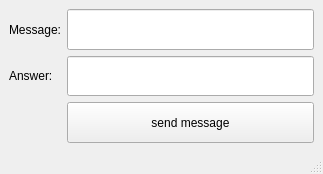
Old version of the form QtPlugins/mainwindow.ui in the repository peach777enjoy/QtPlugins.
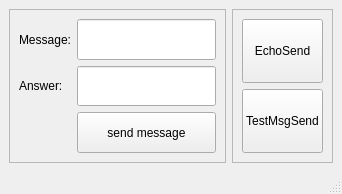
New version of the form.

Patch:
```diff
--- a/QtPlugins/mainwindow.ui
+++ b/QtPlugins/mainwindow.ui
@@ -6,14 +6,29 @@
    <rect>
     <x>0</x>
     <y>0</y>
-    <width>323</width>
-    <height>174</height>
+    <width>342</width>
+    <height>194</height>
    </rect>
   </property>
+  <property name="sizePolicy">
+   <sizepolicy hsizetype="Fixed" vsizetype="Fixed">
+    <horstretch>0</horstretch>
+    <verstretch>0</verstretch>
+   </sizepolicy>
+  </property>
   <property name="windowTitle">
    <string>MainWindow</string>
   </property>
   <widget class="QWidget" name="centralwidget">
+   <layout class="QGridLayout" name="gridLayout_3">
+    <item row="0" column="0">
+     <widget class="QFrame" name="frame_2">
+      <property name="frameShape">
+       <enum>QFrame::StyledPanel</enum>
+      </property>
+      <property name="frameShadow">
+       <enum>QFrame::Raised</enum>
+      </property>
    <layout class="QGridLayout" name="gridLayout">
     <item row="0" column="0">
      <widget class="QLabel" name="labelMessage">
@@ -64,6 +79,47 @@
     </item>
    </layout>
   </widget>
+    </item>
+    <item row="0" column="1">
+     <widget class="QFrame" name="frame">
+      <property name="frameShape">
+       <enum>QFrame::StyledPanel</enum>
+      </property>
+      <property name="frameShadow">
+       <enum>QFrame::Raised</enum>
+      </property>
+      <layout class="QGridLayout" name="gridLayout_2">
+       <item row="0" column="0">
+        <widget class="QPushButton" name="btnEchoSend">
+         <property name="sizePolicy">
+          <sizepolicy hsizetype="Preferred" vsizetype="Preferred">
+           <horstretch>0</horstretch>
+           <verstretch>0</verstretch>
+          </sizepolicy>
+         </property>
+         <property name="text">
+          <string>EchoSend</string>
+         </property>
+        </widget>
+       </item>
+       <item row="1" column="0">
+        <widget class="QPushButton" name="btnTestMsgSend">
+         <property name="sizePolicy">
+          <sizepolicy hsizetype="Preferred" vsizetype="Preferred">
+           <horstretch>0</horstretch>
+           <verstretch>0</verstretch>
+          </sizepolicy>
+         </property>
+         <property name="text">
+          <string>TestMsgSend</string>
+         </property>
+        </widget>
+       </item>
+      </layout>
+     </widget>
+    </item>
+   </layout>
+  </widget>
   <widget class="QMenuBar" name="menubar">
    <property name="geometry">
     <rect>
```
Left out of the diff: 2 changed lines with no effect on the pictures. Lines whose indentation alone changed are shown as unchanged.
